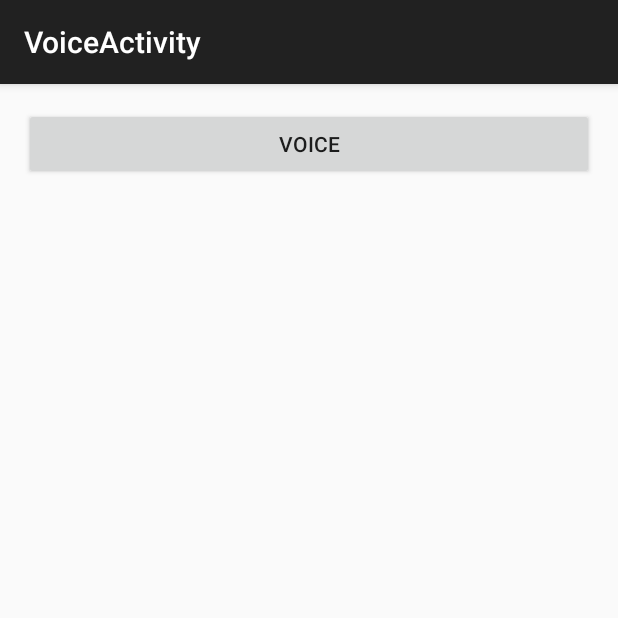
After one commit to markatithinkbest/Visualizer00, an Android app: the VoiceActivity screen opened directly, with no data from a screen before it, on a phone screen of 412 x 824 dp, the top half of it. The commit adds this screen. Run offline under Robolectric (Android 15) with nearby library versions, the phone set to English and light mode, and no system bars.

Commit message:
voice is done

```diff
--- /dev/null
+++ b/app/src/main/java/com/ithinkbest/visualizer00/VoiceActivity.java
@@ -0,0 +1,66 @@
+package com.ithinkbest.visualizer00;
+
+import android.content.Intent;
+import android.os.Bundle;
+import android.speech.RecognizerIntent;
+import android.support.v7.app.ActionBarActivity;
+import android.view.View;
+import android.widget.ArrayAdapter;
+import android.widget.ListView;
+
+import java.util.ArrayList;
+
+
+public class VoiceActivity extends ActionBarActivity {
+    static final int check = 111;
+    ListView lv;
+
+    @Override
+    protected void onCreate(Bundle savedInstanceState) {
+        super.onCreate(savedInstanceState);
+        setContentView(R.layout.activity_voice);
+        lv = (ListView) findViewById(R.id.lv_result);
+
+
+    }
+
+//    @Override
+//    public boolean onCreateOptionsMenu(Menu menu) {
+//        // Inflate the menu; this adds items to the action bar if it is present.
+//        getMenuInflater().inflate(R.menu.menu_voice, menu);
+//        return true;
+//    }
+//
+//    @Override
+//    public boolean onOptionsItemSelected(MenuItem item) {
+//        // Handle action bar item clicks here. The action bar will
+//        // automatically handle clicks on the Home/Up button, so long
+//        // as you specify a parent activity in AndroidManifest.xml.
+//        int id = item.getItemId();
+//
+//        //noinspection SimplifiableIfStatement
+//        if (id == R.id.action_settings) {
+//            return true;
+//        }
+//
+//        return super.onOptionsItemSelected(item);
+//    }
+
+    @Override
+    protected void onActivityResult(int requestCode, int resultCode, Intent data) {
+        if (requestCode == check && resultCode == RESULT_OK) {
+            ArrayList<String> results = data.getStringArrayListExtra(RecognizerIntent.EXTRA_RESULTS);
+            lv.setAdapter(new ArrayAdapter<String>(this, android.R.layout.simple_list_item_1, results));
+        }
+
+        super.onActivityResult(requestCode, resultCode, data);
+    }
+
+    public void onClickVoice(View view) {
+        Intent i = new Intent(RecognizerIntent.ACTION_RECOGNIZE_SPEECH);
+        i.putExtra(RecognizerIntent.EXTRA_LANGUAGE_MODEL, RecognizerIntent.LANGUAGE_MODEL_FREE_FORM);
+        i.putExtra(RecognizerIntent.EXTRA_PROMPT, "Speak up, Please!");
+        startActivityForResult(i, check);
+
+    }
+}
--- /dev/null
+++ b/app/src/main/res/layout/activity_voice.xml
@@ -0,0 +1,23 @@
+<RelativeLayout xmlns:android="http://schemas.android.com/apk/res/android"
+    xmlns:tools="http://schemas.android.com/tools" android:layout_width="match_parent"
+    android:layout_height="match_parent" android:paddingLeft="@dimen/activity_horizontal_margin"
+    android:paddingRight="@dimen/activity_horizontal_margin"
+    android:paddingTop="@dimen/activity_vertical_margin"
+    android:paddingBottom="@dimen/activity_vertical_margin"
+    tools:context="com.ithinkbest.visualizer00.VoiceActivity">
+
+<Button
+    android:id="@+id/btn_voice"
+    android:text="@string/btn_voice"
+    android:layout_width="match_parent"
+    android:onClick="onClickVoice"
+    android:layout_height="wrap_content" />
+    <ListView
+        android:layout_below="@+id/btn_voice"
+        android:id="@+id/lv_result"
+        android:layout_width="match_parent"
+        android:layout_height="wrap_content">
+
+    </ListView>
+
+</RelativeLayout>
--- /dev/null
+++ b/app/src/main/res/menu/menu_voice.xml
@@ -0,0 +1,7 @@
+<menu xmlns:android="http://schemas.android.com/apk/res/android"
+    xmlns:app="http://schemas.android.com/apk/res-auto"
+    xmlns:tools="http://schemas.android.com/tools"
+    tools:context="com.ithinkbest.visualizer00.VoiceActivity">
+    <item android:id="@+id/action_settings" android:title="@string/action_settings"
+        android:orderInCategory="100" app:showAsAction="never" />
+</menu>
```
Also changed, not shown: app/src/main/AndroidManifest.xml (+14 -2 lines), app/src/main/java/com/ithinkbest/visualizer00/CaptureAudioActivity.java (added, +173 -0 lines), app/src/main/java/com/ithinkbest/visualizer00/MainActivity.java (+10 -5 lines), app/src/main/res/values/strings.xml (+5 -3 lines).
